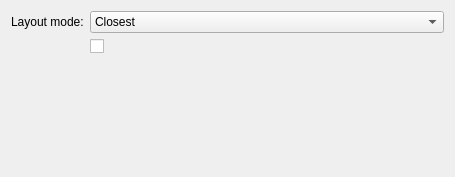
Above: src/effects/windowview/kcm/windowvieweffectkcm.ui from KDE/kwin before the change. Below: the same form after it.
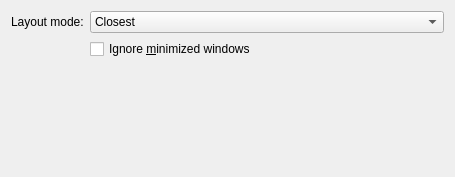
That is the form after the change. Custom widgets are drawn as their Qt base class.

Commit message:
effects/windowview+overview: get back option to hide minimized windows
Option to hide minimized windows as old present windows effect had.

FIXED-IN: 5.25

```diff
--- a/src/effects/windowview/kcm/windowvieweffectkcm.ui
+++ b/src/effects/windowview/kcm/windowvieweffectkcm.ui
@@ -51,7 +51,11 @@
     </widget>
    </item>
    <item row="1" column="1">
-    <widget class="QCheckBox" name="kcfg_BlurBackground"/>
+    <widget class="QCheckBox" name="kcfg_IgnoreMinimized">
+     <property name="text">
+      <string>Ignore &amp;minimized windows</string>
+     </property>
+    </widget>
    </item>
   </layout>
  </widget>
```
Left out of the diff: 3 changed lines with no effect on the pictures. The commit also changes 11 other files.
